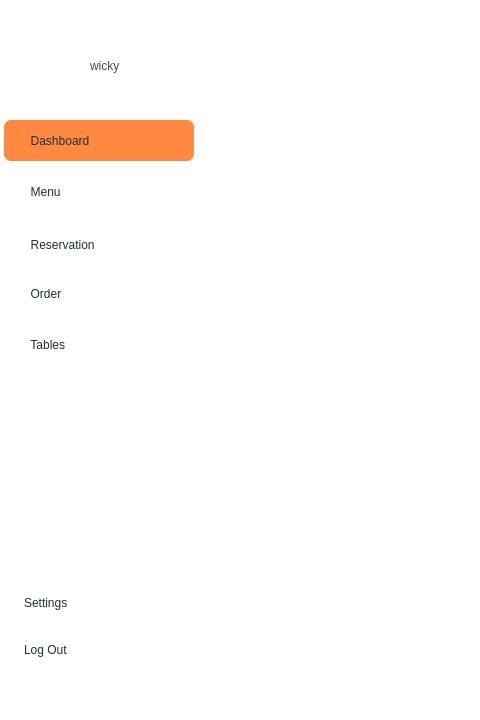
Before: the Qt Designer form ui/customerdashboard.ui in MxGhadimi/Qwicky-Uni, drawn with Qt 5; both pictures show x 0 to 480 and y 0 to 720 of the 1280 by 720 pixel window.
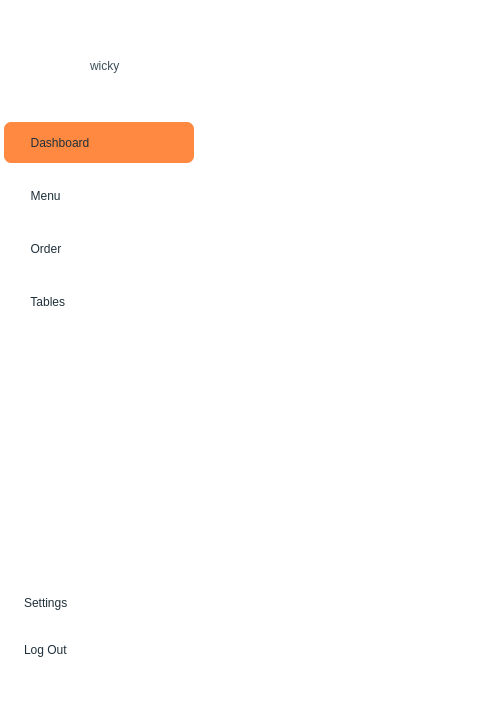
After: the same form once the commit is applied. Icons and pictures are not drawn.

```diff
--- a/ui/customerdashboard.ui
+++ b/ui/customerdashboard.ui
@@ -60,17 +60,6 @@
    <string>MainWindow</string>
   </property>
   <widget class="QWidget" name="centralwidget">
-   <widget class="QWidget" name="layoutWidget">
-    <property name="geometry">
-     <rect>
-      <x>0</x>
-      <y>0</y>
-      <width>2</width>
-      <height>2</height>
-     </rect>
-    </property>
-    <layout class="QHBoxLayout" name="horizontalLayout"/>
-   </widget>
    <widget class="QGroupBox" name="Menu_GB">
     <property name="geometry">
      <rect>
@@ -127,13 +116,13 @@
       <string>wicky</string>
      </property>
     </widget>
-    <widget class="QWidget" name="layoutWidget_2">
+    <widget class="QWidget" name="layoutWidget">
      <property name="geometry">
       <rect>
        <x>0</x>
        <y>120</y>
        <width>203</width>
-       <height>251</height>
+       <height>211</height>
       </rect>
      </property>
      <layout class="QVBoxLayout" name="verticalLayout_4">
@@ -257,74 +246,8 @@
           <string>  Menu</string>
          </property>
          <property name="icon">
-          <iconset resource="data/images/mainresources.qrc">
-           <normaloff>:/icons/icons/fmenu.png</normaloff>:/icons/icons/fmenu.png</iconset>
-         </property>
-         <property name="iconSize">
-          <size>
-           <width>20</width>
-           <height>20</height>
-          </size>
-         </property>
-        </widget>
-       </widget>
-      </item>
-      <item>
-       <widget class="QGroupBox" name="reservations">
-        <property name="enabled">
-         <bool>true</bool>
-        </property>
-        <property name="minimumSize">
-         <size>
-          <width>201</width>
-          <height>45</height>
-         </size>
-        </property>
-        <property name="maximumSize">
-         <size>
-          <width>201</width>
-          <height>40</height>
-         </size>
-        </property>
-        <property name="styleSheet">
-         <string notr="true">background: none;</string>
-        </property>
-        <property name="title">
-         <string/>
-        </property>
-        <widget class="QPushButton" name="Reservations_PB">
-         <property name="enabled">
-          <bool>true</bool>
-         </property>
-         <property name="geometry">
-          <rect>
-           <x>4</x>
-           <y>0</y>
-           <width>190</width>
-           <height>40</height>
-          </rect>
-         </property>
-         <property name="styleSheet">
-          <string notr="true">QPushButton {
-    font: 700 12pt &quot;Segoe UI&quot;;
-    color: rgb(31, 48, 58);
-    text-align: left;
-    padding: 10px 20px;
-    background-color: none;
-}
-QPushButton:hover {
-    background-color: rgb(255, 215, 147);
-}
-QPushButton:pressed {
-    background-color: rgb(255, 137, 64);
-}</string>
-         </property>
-         <property name="text">
-          <string>  Reservation</string>
-         </property>
-         <property name="icon">
-          <iconset resource="data/images/mainresources.qrc">
-           <normaloff>:/icons/icons/reservation.png</normaloff>:/icons/icons/reservation.png</iconset>
+          <iconset resource="../data/mainresources.qrc">
+           <normaloff>:/icons/images/icons/fmenu.png</normaloff>:/icons/images/icons/fmenu.png</iconset>
          </property>
          <property name="iconSize">
           <size>
```
Left out of the diff: 26 changed lines with no effect on the pictures.
